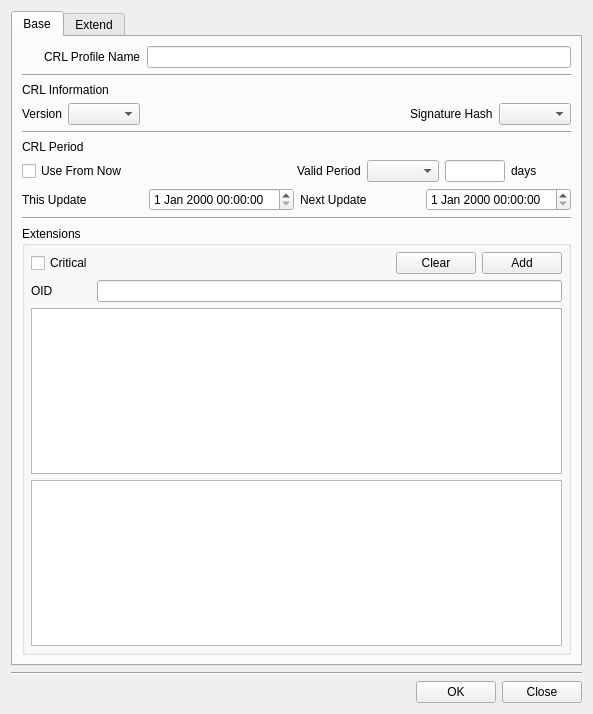
Old version of the form CertMan/make_crl_profile_dlg.ui in the repository jykim74/CertMan.
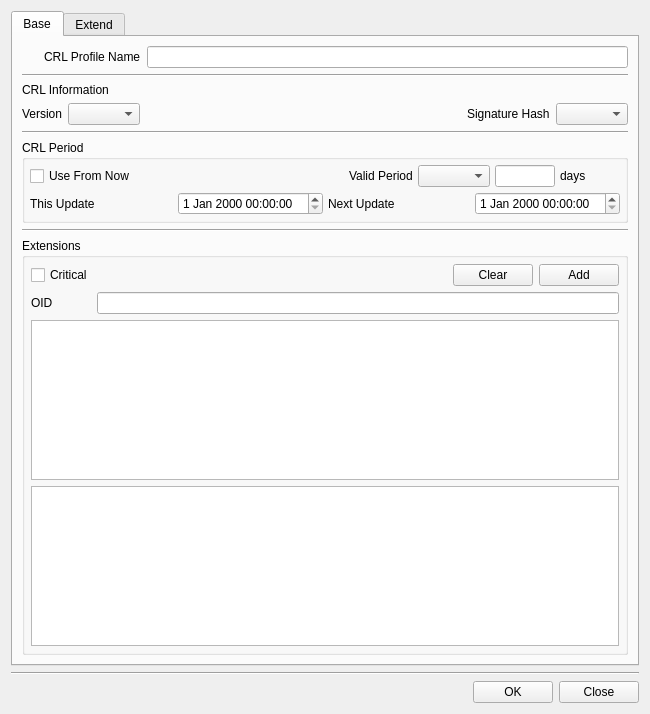
New version of the form. Icons and pictures are not drawn.

Diff of the .ui file:
```diff
--- a/CertMan/make_crl_profile_dlg.ui
+++ b/CertMan/make_crl_profile_dlg.ui
@@ -6,7 +6,7 @@
    <rect>
     <x>0</x>
     <y>0</y>
-    <width>593</width>
+    <width>650</width>
     <height>714</height>
    </rect>
   </property>
@@ -123,14 +123,40 @@
         </widget>
        </item>
        <item>
-        <widget class="QLabel" name="label_6">
-         <property name="text">
+        <widget class="QGroupBox" name="groupBox">
+         <property name="sizePolicy">
+          <sizepolicy hsizetype="Expanding" vsizetype="Preferred">
+           <horstretch>0</horstretch>
+           <verstretch>0</verstretch>
+          </sizepolicy>
+         </property>
+         <property name="minimumSize">
+          <size>
+           <width>0</width>
+           <height>0</height>
+          </size>
+         </property>
+         <property name="title">
           <string>CRL Period</string>
          </property>
-        </widget>
-       </item>
+         <layout class="QVBoxLayout" name="verticalLayout_9">
+          <property name="spacing">
+           <number>5</number>
+          </property>
+          <property name="leftMargin">
+           <number>5</number>
+          </property>
+          <property name="topMargin">
+           <number>5</number>
+          </property>
+          <property name="rightMargin">
+           <number>5</number>
+          </property>
+          <property name="bottomMargin">
+           <number>5</number>
+          </property>
        <item>
-        <layout class="QGridLayout" name="gridLayout_3">
+           <layout class="QGridLayout" name="gridLayout_8">
          <item row="0" column="2">
           <widget class="QLabel" name="label_7">
            <property name="text">
@@ -138,6 +164,13 @@
            </property>
           </widget>
          </item>
+            <item row="0" column="0">
+             <widget class="QCheckBox" name="mUseFromNowCheck">
+              <property name="text">
+               <string>Use From Now</string>
+              </property>
+             </widget>
+            </item>
          <item row="0" column="5">
           <widget class="QLabel" name="mValidDaysLabel">
            <property name="minimumSize">
@@ -157,6 +190,9 @@
            </property>
           </widget>
          </item>
+            <item row="0" column="3">
+             <widget class="QComboBox" name="mValidDaysTypeCombo"/>
+            </item>
          <item row="0" column="4">
           <widget class="QLineEdit" name="mValidDaysText">
            <property name="maximumSize">
@@ -167,13 +203,6 @@
            </property>
           </widget>
          </item>
-         <item row="0" column="0">
-          <widget class="QCheckBox" name="mUseFromNowCheck">
-           <property name="text">
-            <string>Use From Now</string>
-           </property>
-          </widget>
-         </item>
          <item row="0" column="1">
           <spacer name="horizontalSpacer_3">
            <property name="orientation">
@@ -187,23 +216,13 @@
            </property>
           </spacer>
          </item>
-         <item row="0" column="3">
-          <widget class="QComboBox" name="mValidDaysTypeCombo"/>
-         </item>
         </layout>
        </item>
        <item>
-        <layout class="QGridLayout" name="gridLayout_4">
+           <layout class="QGridLayout" name="gridLayout_3">
          <item row="0" column="1">
           <widget class="QDateTimeEdit" name="mThisUpdateDateTime"/>
          </item>
-         <item row="0" column="2">
-          <widget class="QLabel" name="label_10">
-           <property name="text">
-            <string>Next Update</string>
-           </property>
-          </widget>
-         </item>
          <item row="0" column="0">
           <widget class="QLabel" name="label_9">
            <property name="text">
@@ -211,11 +230,21 @@
            </property>
           </widget>
          </item>
+            <item row="0" column="2">
+             <widget class="QLabel" name="label_10">
+              <property name="text">
+               <string>Next Update</string>
+              </property>
+             </widget>
+            </item>
          <item row="0" column="3">
           <widget class="QDateTimeEdit" name="mNextUpdateDateTime"/>
          </item>
         </layout>
        </item>
+         </layout>
+        </widget>
+       </item>
        <item>
         <widget class="Line" name="line_6">
          <property name="orientation">
@@ -227,7 +256,7 @@
         <widget class="QGroupBox" name="mExtensionsGroup">
          <property name="minimumSize">
           <size>
-           <width>0</width>
+           <width>500</width>
            <height>0</height>
           </size>
          </property>
```
Left out of the diff: 5 changed lines with no effect on the pictures. Lines whose indentation alone changed are shown as unchanged.
